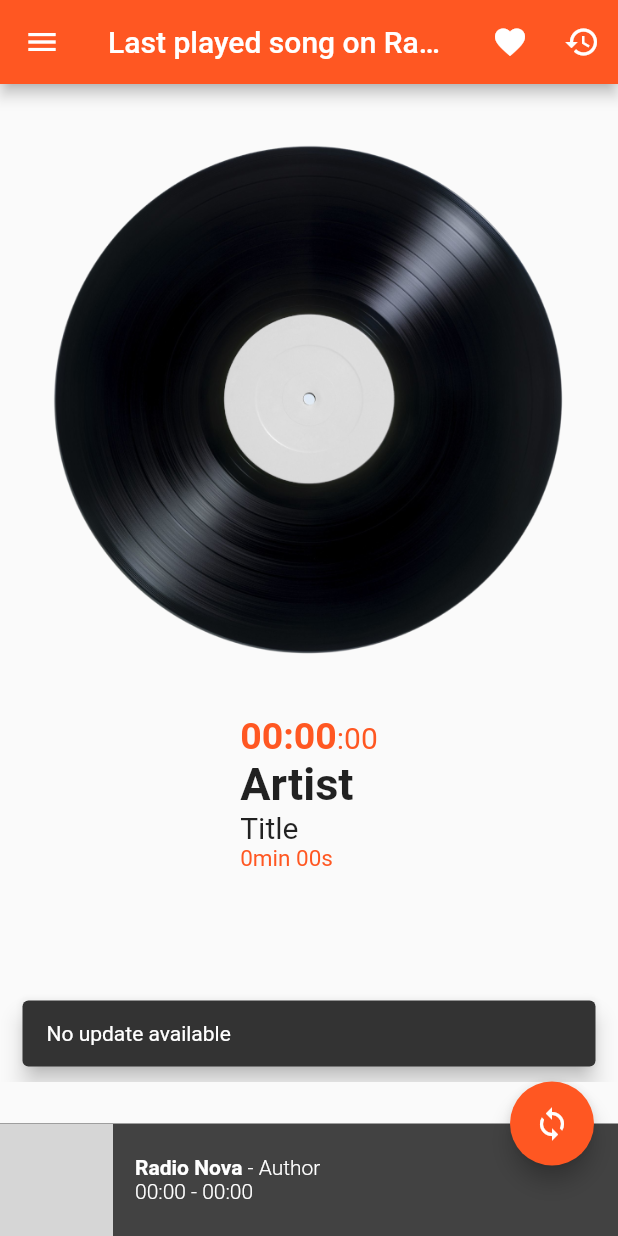
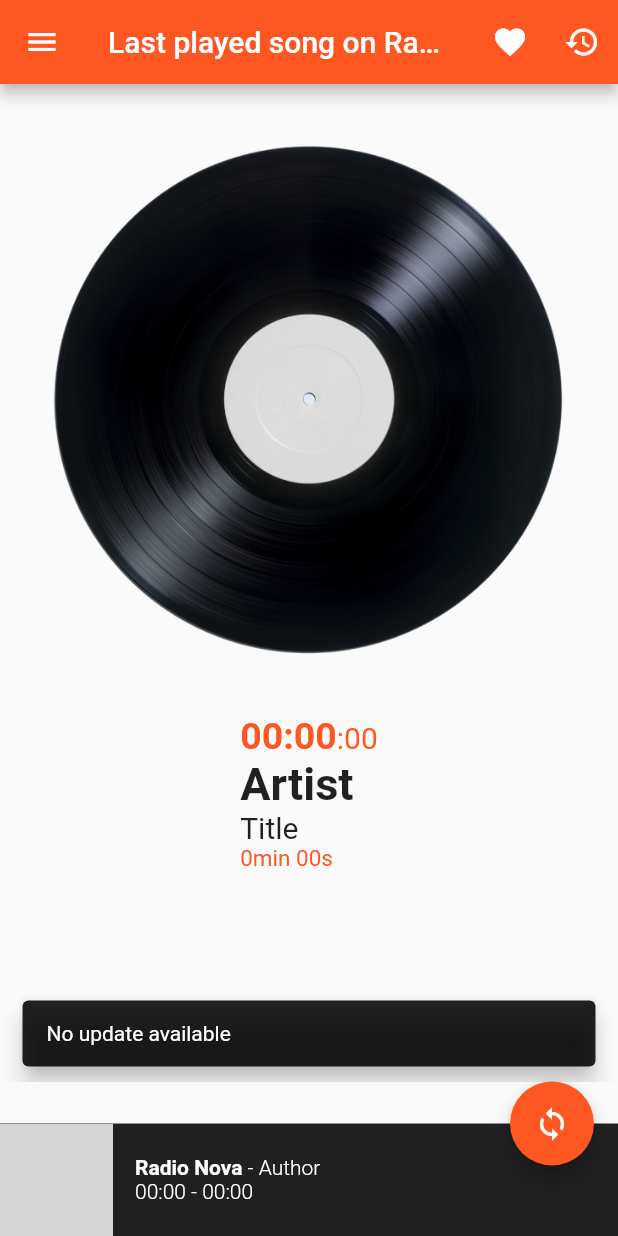
Before and after one commit to solsticedhiver/last_song, a Flutter app: the screen it shows after launch, after a tap on the "sync" icon, on a phone screen of 412 x 824 dp. Run offline on Flutter 3.47's test engine with Material 2 defaults, Android fonts, the phone set to English and light mode, and no system bars; our stand-ins replace cached_network_image, html_unescape, shared_preferences, timezone; missing offline and left inert: web_scraper; network calls fail; grey boxes are pictures that could not be loaded.

Commit message:
Darken progress bar
* Use black87 instead of grey.shade800
* Change background color of Snackbars

```diff
--- a/lib/main.dart
+++ b/lib/main.dart
@@ -111,6 +111,7 @@ class _MyHomePageState extends State<MyHomePage> {
         ScaffoldMessengerState sms = ScaffoldMessenger.of(skcc);
         sms.clearSnackBars();
         sms.showSnackBar(SnackBar(
+          backgroundColor: Colors.black87,
           content: Text(msg),
           behavior: SnackBarBehavior.floating,
         ));
@@ -353,7 +354,7 @@ class _MyHomePageState extends State<MyHomePage> {
         //  text = '$text / $name';
         //}
         return ListTile(
-            //tileColor: index % 2 == 0 ? Colors.grey[350] : null,
+            //tileColor: index % 2 == 0 ? Colors.black87 : null,
             //dense: true,
             subtitle: name != null ? Text(channel.radio) : null,
             title: name != null ? Text(name) : Text(channel.radio),
@@ -417,7 +418,7 @@ class _MyHomePageState extends State<MyHomePage> {
               },
               child: Container(
                   height: bottomSheetSize,
-                  color: Colors.grey[800],
+                  color: Colors.black87,
                   child: Row(
                     children: [
                       image.startsWith('assets')
@@ -495,6 +496,9 @@ class _MyHomePageState extends State<MyHomePage> {
               left: 0,
               right: 0,
               child: LinearProgressIndicator(
+                // deepOrange is not seen beside the appBar of the same color
+                color: Colors.black87,
+                backgroundColor: Colors.white,
                 value: null,
               ),
             )),
```
